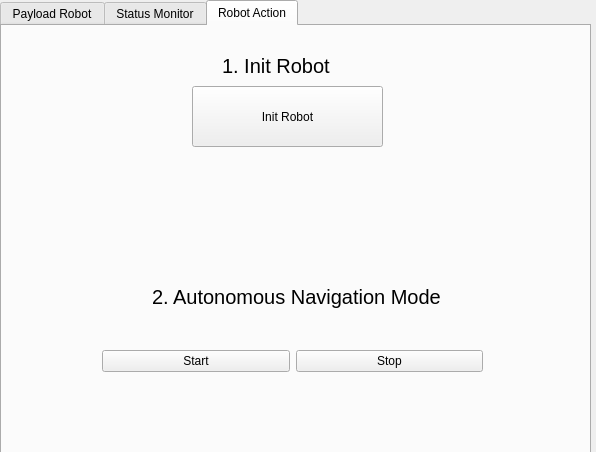
Above: Main_UI/MainUI.ui from muhamadalfarisy98/GUI_Robot_Covid before the change. Below: the same form after it.
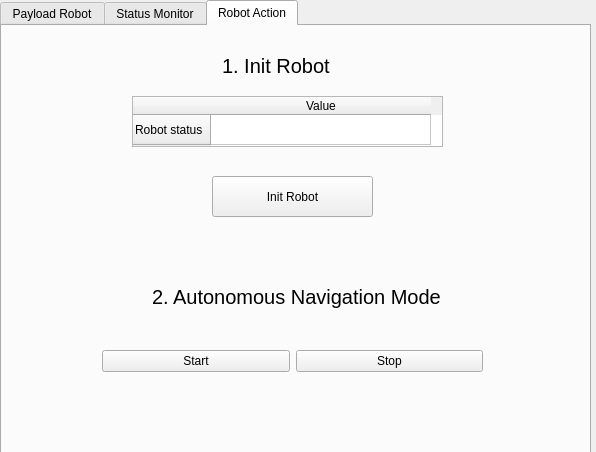
That is the form after the change.

```diff
--- a/Main_UI/MainUI.ui
+++ b/Main_UI/MainUI.ui
@@ -320,10 +320,10 @@
     <widget class="QPushButton" name="initButton">
      <property name="geometry">
       <rect>
-       <x>190</x>
-       <y>60</y>
-       <width>191</width>
-       <height>61</height>
+       <x>210</x>
+       <y>150</y>
+       <width>161</width>
+       <height>41</height>
       </rect>
      </property>
      <property name="toolTip">
@@ -401,6 +401,32 @@
       <string>1. Init Robot</string>
      </property>
     </widget>
+    <widget class="QTableWidget" name="InitRobottableWidget">
+     <property name="geometry">
+      <rect>
+       <x>130</x>
+       <y>70</y>
+       <width>311</width>
+       <height>51</height>
+      </rect>
+     </property>
+     <attribute name="horizontalHeaderDefaultSectionSize">
+      <number>220</number>
+     </attribute>
+     <attribute name="horizontalHeaderMinimumSectionSize">
+      <number>52</number>
+     </attribute>
+     <row>
+      <property name="text">
+       <string>Robot status</string>
+      </property>
+     </row>
+     <column>
+      <property name="text">
+       <string>Value</string>
+      </property>
+     </column>
+    </widget>
    </widget>
   </widget>
  </widget>
```
